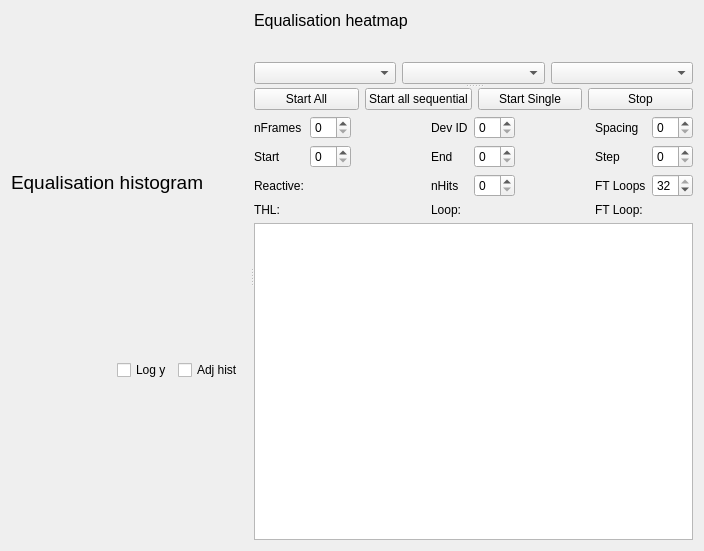
Above: SpidrMpx3Eq/qcstmequalization.ui from navrit/dexter before the change. Below: the same form after it.
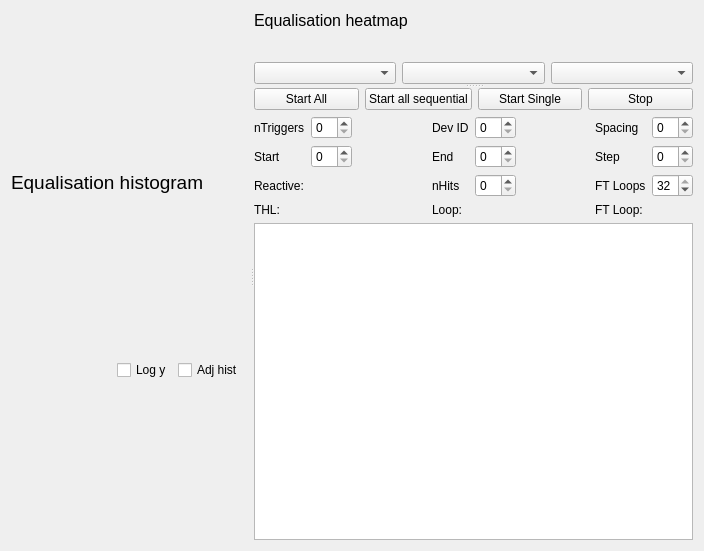
That is the form after the change. Custom widgets are drawn as their Qt base class.

```diff
--- a/SpidrMpx3Eq/qcstmequalization.ui
+++ b/SpidrMpx3Eq/qcstmequalization.ui
@@ -420,7 +420,7 @@
                <number>-1</number>
               </property>
               <property name="text">
-               <string>nFrames</string>
+               <string>nTriggers</string>
               </property>
              </widget>
             </item>
```
Left out of the diff: 4 changed lines with no effect on the pictures.
